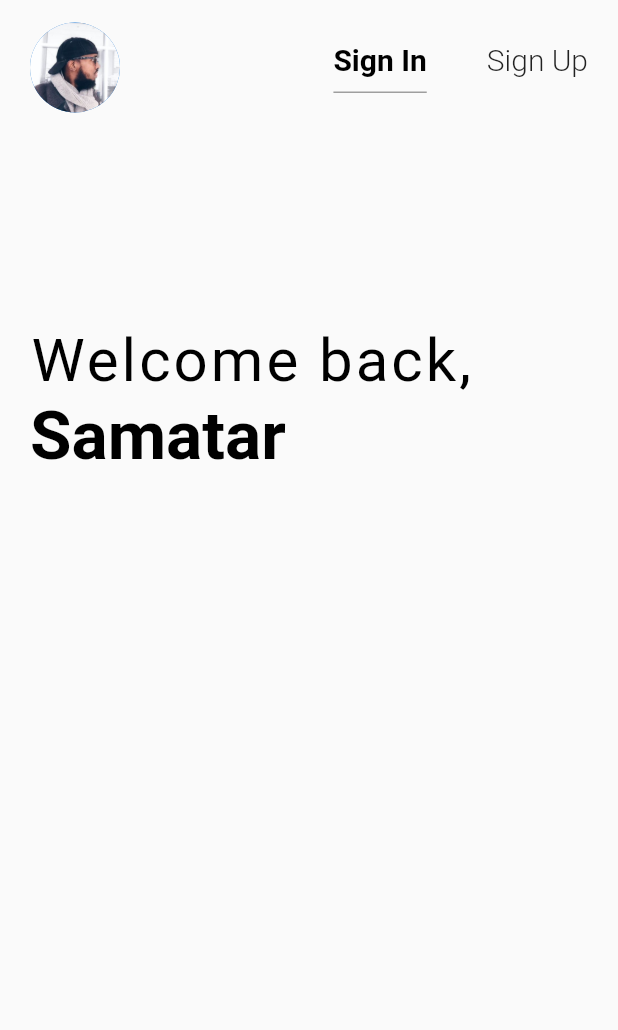
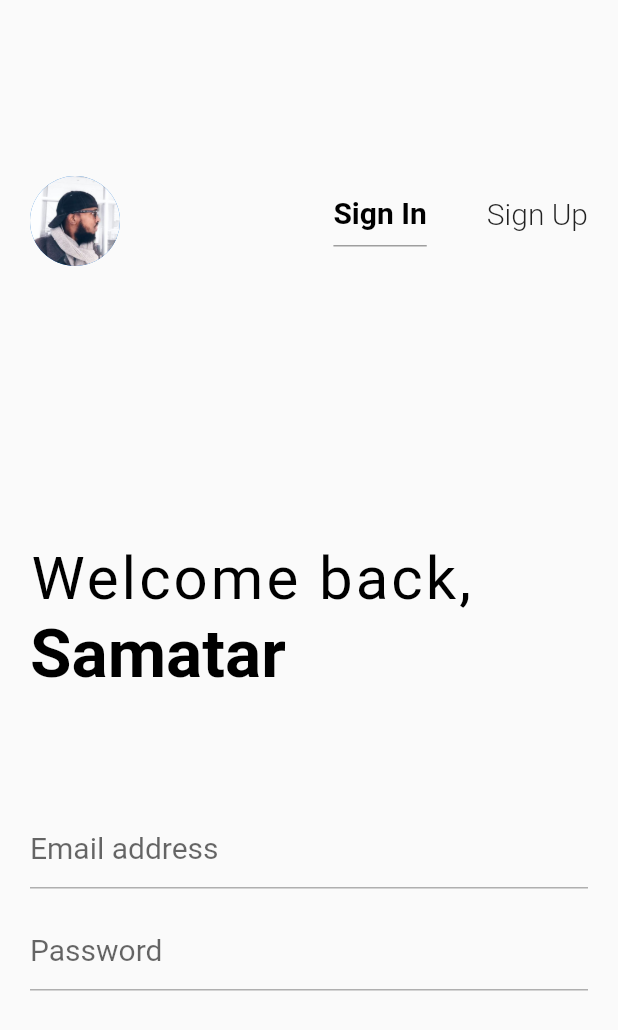
Before and after one commit to SamatarCodes/Signup_page, a Flutter app: the screen it shows after launch, on a phone screen of 412 x 824 dp. Shown: the top 1030 px of the screen. Run offline on Flutter 3.47's test engine with Material 2 defaults, Android fonts, the phone set to English and light mode, and no system bars.

Commit message:
fixed the email layout

```diff
--- a/lib/login_page.dart
+++ b/lib/login_page.dart
@@ -6,11 +6,11 @@ class LoginPage extends StatelessWidget {
   Widget build(BuildContext context) {
     return Scaffold(
       body: SafeArea(
+        child: Padding(
+          padding: const EdgeInsets.symmetric(vertical: 15.0, horizontal: 20.0),
           child: Column(
             children: <Widget>[
-            Padding(
-              padding:
-                  const EdgeInsets.symmetric(vertical: 15.0, horizontal: 20.0),
+              Expanded(
                 child: Row(
                   children: <Widget>[
                     CircleAvatar(
@@ -57,9 +57,7 @@ class LoginPage extends StatelessWidget {
                   ],
                 ),
               ),
-            Spacer(),
-            Padding(
-              padding: const EdgeInsets.symmetric(horizontal: 20.0),
+              Expanded(
                 child: Row(
                   children: <Widget>[
                     Container(
@@ -80,11 +78,42 @@ class LoginPage extends StatelessWidget {
                   ],
                 ),
               ),
-            Spacer(),
-            Spacer(),
-            Spacer(),
-            Spacer(),
+              Expanded(
+                child: Column(
+                  children: <Widget>[
+                    TextField(
+                      style: TextStyle(
+                        fontSize: 20.0,
+                        color: Colors.black.withOpacity(.30),
+                      ),
+                      decoration: InputDecoration(
+                        contentPadding: EdgeInsets.only(bottom: 7.0),
+                        hintText: "Email address",
+                      ),
+                    ),
+                    SizedBox(
+                      height: 20.0,
+                    ),
+                    TextField(
+                      style: TextStyle(
+                        fontSize: 20.0,
+                      ),
+                      obscureText: true,
+                      decoration: InputDecoration(
+                        contentPadding: EdgeInsets.only(bottom: 7.0),
+                        hintText: "Password",
+                      ),
+                    ),
                   ],
+                ),
+              ),
+//              Spacer(),
+//              Spacer(),
+//              Spacer(),
+//              Spacer(),
+//              Spacer(),
+            ],
+          ),
         ),
       ),
     );
--- a/lib/main.dart
+++ b/lib/main.dart
@@ -30,6 +30,13 @@ class MyApp extends StatelessWidget {
             fontSize: 20.0,
           ),
         ),
+        inputDecorationTheme: InputDecorationTheme(
+          enabledBorder: UnderlineInputBorder(
+            borderSide: BorderSide(
+              color: Colors.black.withOpacity(.30),
+            ),
+          ),
+        ),
       ),
       home: LoginPage(),
     );
```
Lines whose indentation alone changed are shown as unchanged.
